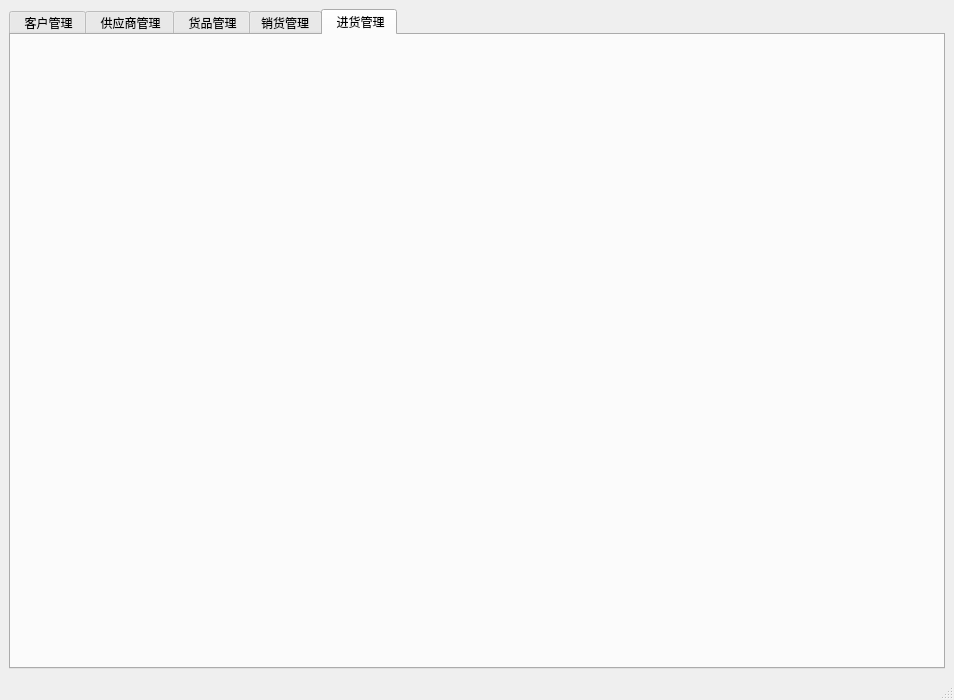
Qt form mainwindow.ui (YanhuiLu89/customermgsys) before a commit.
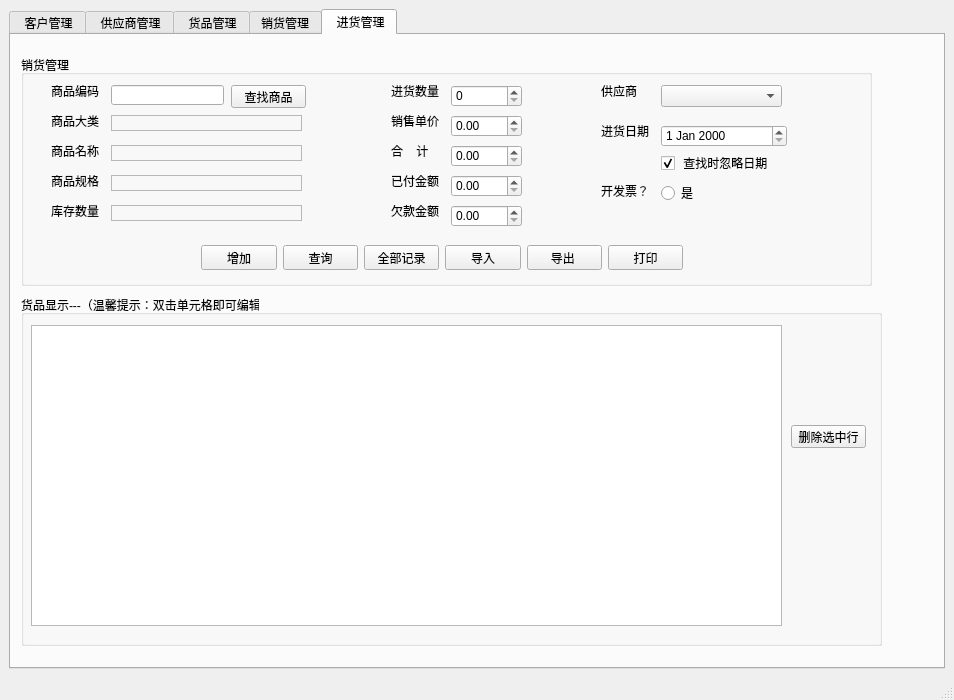
The same form after that commit. The open tabs and pages were chosen to show the change.

Commit message: 销货表增加是否含税以及是否欠发票字段

```diff
--- a/mainwindow.ui
+++ b/mainwindow.ui
@@ -1323,6 +1323,485 @@
        <attribute name="title">
         <string> 进货管理</string>
        </attribute>
+       <widget class="QGroupBox" name="groupBox_9">
+        <property name="geometry">
+         <rect>
+          <x>10</x>
+          <y>260</y>
+          <width>861</width>
+          <height>351</height>
+         </rect>
+        </property>
+        <property name="title">
+         <string>货品显示---（温馨提示：双击单元格即可编辑）</string>
+        </property>
+        <widget class="QPushButton" name="sell_delBtn_5">
+         <property name="geometry">
+          <rect>
+           <x>770</x>
+           <y>130</y>
+           <width>75</width>
+           <height>23</height>
+          </rect>
+         </property>
+         <property name="text">
+          <string>删除选中行</string>
+         </property>
+        </widget>
+        <widget class="QTableView" name="tableViewSell_5">
+         <property name="geometry">
+          <rect>
+           <x>10</x>
+           <y>30</y>
+           <width>751</width>
+           <height>301</height>
+          </rect>
+         </property>
+        </widget>
+       </widget>
+       <widget class="QGroupBox" name="groupBox_10">
+        <property name="geometry">
+         <rect>
+          <x>10</x>
+          <y>20</y>
+          <width>851</width>
+          <height>231</height>
+         </rect>
+        </property>
+        <property name="title">
+         <string>销货管理</string>
+        </property>
+        <widget class="QDateEdit" name="sell_date_dateEdit_3">
+         <property name="geometry">
+          <rect>
+           <x>640</x>
+           <y>70</y>
+           <width>126</width>
+           <height>22</height>
+          </rect>
+         </property>
+        </widget>
+        <widget class="QLabel" name="sell_date_label_3">
+         <property name="geometry">
+          <rect>
+           <x>580</x>
+           <y>70</y>
+           <width>54</width>
+           <height>12</height>
+          </rect>
+         </property>
+         <property name="text">
+          <string>进货日期</string>
+         </property>
+        </widget>
+        <widget class="QDoubleSpinBox" name="sell_owed_doubleSpinBox_3">
+         <property name="geometry">
+          <rect>
+           <x>430</x>
+           <y>150</y>
+           <width>71</width>
+           <height>22</height>
+          </rect>
+         </property>
+         <property name="maximum">
+          <double>9999999999.989999771118164</double>
+         </property>
+        </widget>
+        <widget class="QDoubleSpinBox" name="sell_price_doubleSpinBox_3">
+         <property name="geometry">
+          <rect>
+           <x>430</x>
+           <y>60</y>
+           <width>71</width>
+           <height>22</height>
+          </rect>
+         </property>
+         <property name="maximum">
+          <double>99999.990000000005239</double>
+         </property>
+        </widget>
+        <widget class="QLabel" name="sell_sellprice_label_3">
+         <property name="geometry">
+          <rect>
+           <x>370</x>
+           <y>60</y>
+           <width>54</width>
+           <height>12</height>
+          </rect>
+         </property>
+         <property name="text">
+          <string>销售单价</string>
+         </property>
+        </widget>
+        <widget class="QSpinBox" name="sell_cnt_spinBox_3">
+         <property name="geometry">
+          <rect>
+           <x>430</x>
+           <y>30</y>
+           <width>71</width>
+           <height>22</height>
+          </rect>
+         </property>
+         <property name="maximum">
+          <number>99999</number>
+         </property>
+        </widget>
+        <widget class="QLabel" name="sell_sellcnt_label_3">
+         <property name="geometry">
+          <rect>
+           <x>370</x>
+           <y>30</y>
+           <width>54</width>
+           <height>12</height>
+          </rect>
+         </property>
+         <property name="text">
+          <string>进货数量</string>
+         </property>
+        </widget>
+        <widget class="QDoubleSpinBox" name="sell_payed_doubleSpinBox_3">
+         <property name="geometry">
+          <rect>
+           <x>430</x>
+           <y>120</y>
+           <width>71</width>
+           <height>22</height>
+          </rect>
+         </property>
+         <property name="maximum">
+          <double>9999999999.989999771118164</double>
+         </property>
+        </widget>
+        <widget class="QLabel" name="sell_payed_label_3">
+         <property name="geometry">
+          <rect>
+           <x>370</x>
+           <y>120</y>
+           <width>54</width>
+           <height>12</height>
+          </rect>
+         </property>
+         <property name="text">
+          <string>已付金额</string>
+         </property>
+        </widget>
+        <widget class="QLabel" name="sell_owed_label_3">
+         <property name="geometry">
+          <rect>
+           <x>370</x>
+           <y>150</y>
+           <width>54</width>
+           <height>12</height>
+          </rect>
+         </property>
+         <property name="text">
+          <string>欠款金额</string>
+         </property>
+        </widget>
+        <widget class="QLabel" name="sell_selltotalprice_label_3">
+         <property name="geometry">
+          <rect>
+           <x>370</x>
+           <y>90</y>
+           <width>54</width>
+           <height>12</height>
+          </rect>
+         </property>
+         <property name="text">
+          <string>合    计</string>
+         </property>
+        </widget>
+        <widget class="QDoubleSpinBox" name="sell_totalprice_doubleSpinBox_3">
+         <property name="geometry">
+          <rect>
+           <x>430</x>
+           <y>90</y>
+           <width>71</width>
+           <height>22</height>
+          </rect>
+         </property>
+         <property name="maximum">
+          <double>9999999999.989999771118164</double>
+         </property>
+        </widget>
+        <widget class="QLabel" name="sell_prono_label_3">
+         <property name="geometry">
+          <rect>
+           <x>30</x>
+           <y>30</y>
+           <width>54</width>
+           <height>12</height>
+          </rect>
+         </property>
+         <property name="text">
+          <string>商品编码</string>
+         </property>
+        </widget>
+        <widget class="QLineEdit" name="sell_prono_lineEdit_3">
+         <property name="geometry">
+          <rect>
+           <x>90</x>
+           <y>30</y>
+           <width>113</width>
+           <height>20</height>
+          </rect>
+         </property>
+        </widget>
+        <widget class="QPushButton" name="pushButton_3">
+         <property name="geometry">
+          <rect>
+           <x>210</x>
+           <y>30</y>
+           <width>75</width>
+           <height>23</height>
+          </rect>
+         </property>
+         <property name="text">
+          <string>查找商品</string>
+         </property>
+        </widget>
+        <widget class="QWidget" name="layoutWidget_3">
+         <property name="geometry">
+          <rect>
+           <x>180</x>
+           <y>190</y>
+           <width>482</width>
+           <height>25</height>
+          </rect>
+         </property>
+         <layout class="QHBoxLayout" name="horizontalLayout_6">
+          <item>
+           <widget class="QPushButton" name="sell_addBtn_3">
+            <property name="text">
+             <string>增加</string>
+            </property>
+           </widget>
+          </item>
+          <item>
+           <widget class="QPushButton" name="sell_searchBtn_3">
+            <property name="text">
+             <string>查询</string>
+            </property>
+            <property name="default">
+             <bool>false</bool>
+            </property>
+           </widget>
+          </item>
+          <item>
+           <widget class="QPushButton" name="sell_showallBtn_3">
+            <property name="text">
+             <string>全部记录</string>
+            </property>
+           </widget>
+          </item>
+          <item>
+           <widget class="QPushButton" name="sell_importBtn_3">
+            <property name="text">
+             <string>导入</string>
+            </property>
+           </widget>
+          </item>
+          <item>
+           <widget class="QPushButton" name="sell_exportBtn_3">
+            <property name="text">
+             <string>导出 </string>
+            </property>
+           </widget>
+          </item>
+          <item>
+           <widget class="QPushButton" name="sell_printBtn_3">
+            <property name="text">
+             <string>打印</string>
+            </property>
+           </widget>
+          </item>
+         </layout>
+        </widget>
+        <widget class="QLabel" name="sell_customer_label_3">
+         <property name="geometry">
+          <rect>
+           <x>580</x>
+           <y>30</y>
+           <width>54</width>
+           <height>12</height>
+          </rect>
+         </property>
+         <property name="text">
+          <string>供应商</string>
+         </property>
+        </widget>
+        <widget class="QComboBox" name="sell_customer_comboBox_3">
+         <property name="geometry">
+          <rect>
+           <x>640</x>
+           <y>30</y>
+           <width>121</width>
+           <height>22</height>
+          </rect>
+         </property>
+        </widget>
+        <widget class="QCheckBox" name="sell_date_checkBox_3">
+         <property name="geometry">
+          <rect>
+           <x>640</x>
+           <y>100</y>
+           <width>111</width>
+           <height>16</height>
+          </rect>
+         </property>
+         <property name="text">
+          <string> 查找时忽略日期</string>
+         </property>
+         <property name="checked">
+          <bool>true</bool>
+         </property>
+        </widget>
+        <widget class="QLabel" name="sell_procat_showlabel_3">
+         <property name="geometry">
+          <rect>
+           <x>90</x>
+           <y>60</y>
+           <width>191</width>
+           <height>16</height>
+          </rect>
+         </property>
+         <property name="frameShape">
+          <enum>QFrame::StyledPanel</enum>
+         </property>
+         <property name="frameShadow">
+          <enum>QFrame::Plain</enum>
+         </property>
+         <property name="text">
+          <string/>
+         </property>
+        </widget>
+        <widget class="QLabel" name="sell_proname_showlabel_3">
+         <property name="geometry">
+          <rect>
+           <x>90</x>
+           <y>90</y>
+           <width>191</width>
+           <height>16</height>
+          </rect>
+         </property>
+         <property name="frameShape">
+          <enum>QFrame::StyledPanel</enum>
+         </property>
+         <property name="text">
+          <string/>
+         </property>
+        </widget>
+        <widget class="QLabel" name="sell_prospec_showlabel_3">
+         <property name="geometry">
+          <rect>
+           <x>90</x>
+           <y>120</y>
+           <width>191</width>
+           <height>16</height>
+          </rect>
+         </property>
+         <property name="frameShape">
+          <enum>QFrame::StyledPanel</enum>
+         </property>
+         <property name="text">
+          <string/>
+         </property>
+        </widget>
+        <widget class="QLabel" name="sell_prostock_showlabel_3">
+         <property name="geometry">
+          <rect>
+           <x>90</x>
+           <y>150</y>
+           <width>191</width>
+           <height>16</height>
+          </rect>
+         </property>
+         <property name="frameShape">
+          <enum>QFrame::StyledPanel</enum>
+         </property>
+         <property name="text">
+          <string/>
+         </property>
+        </widget>
+        <widget class="QRadioButton" name="radioButton">
+         <property name="geometry">
+          <rect>
+           <x>640</x>
+           <y>130</y>
+           <width>81</width>
+           <height>16</height>
+          </rect>
+         </property>
+         <property name="text">
+          <string>是</string>
+         </property>
+        </widget>
+        <widget class="QLabel" name="label_2">
+         <property name="geometry">
+          <rect>
+           <x>580</x>
+           <y>130</y>
+           <width>54</width>
+           <height>12</height>
+          </rect>
+         </property>
+         <property name="text">
+          <string>开发票？</string>
+         </property>
+        </widget>
+        <widget class="QLabel" name="sell_prostock_label_2">
+         <property name="geometry">
+          <rect>
+           <x>30</x>
+           <y>150</y>
+           <width>54</width>
+           <height>12</height>
+          </rect>
+         </property>
+         <property name="text">
+          <string>库存数量</string>
+         </property>
+        </widget>
+        <widget class="QLabel" name="sell_prospec_label_2">
+         <property name="geometry">
+          <rect>
+           <x>30</x>
+           <y>120</y>
+           <width>54</width>
+           <height>12</height>
+          </rect>
+         </property>
+         <property name="text">
+          <string>商品规格</string>
+         </property>
+        </widget>
+        <widget class="QLabel" name="sell_proname_label_2">
+         <property name="geometry">
+          <rect>
+           <x>30</x>
+           <y>90</y>
+           <width>54</width>
+           <height>12</height>
+          </rect>
+         </property>
+         <property name="text">
+          <string>商品名称</string>
+         </property>
+        </widget>
+        <widget class="QLabel" name="sell_proncat_label_2">
+         <property name="geometry">
+          <rect>
+           <x>30</x>
+           <y>60</y>
+           <width>54</width>
+           <height>12</height>
+          </rect>
+         </property>
+         <property name="text">
+          <string>商品大类</string>
+         </property>
+        </widget>
+       </widget>
       </widget>
      </widget>
     </item>
```
Left out of the diff: 187 changed lines with no effect on the pictures. The commit also changes 5 other files.
